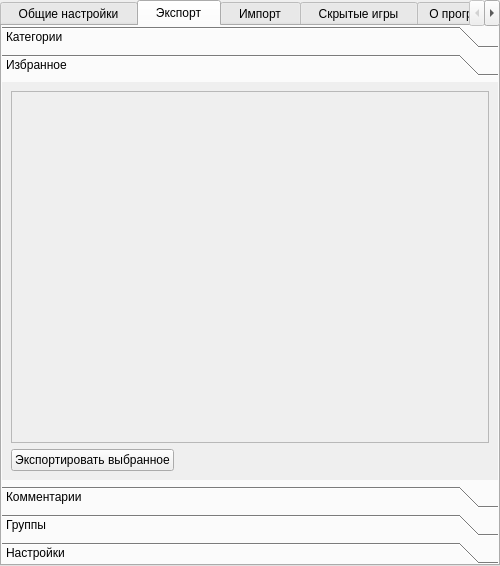
First picture: the form in AraSteamManager/forms/main/formsettings.ui, repository Arankir/AraSteamManager, before the edit.
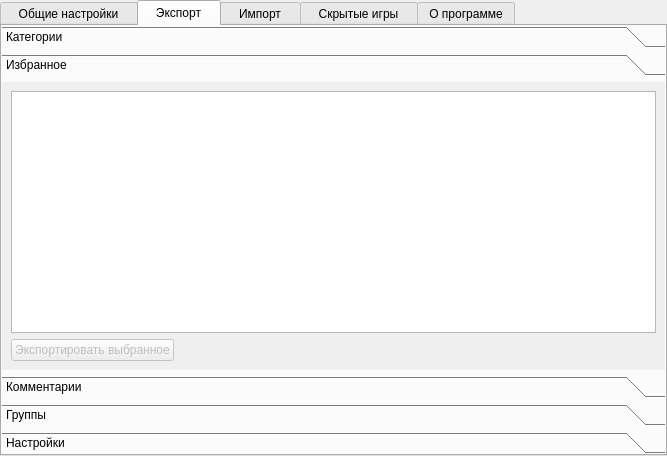
Second picture: the form after the edit. The open tabs and pages were chosen to show the change. Custom widgets are drawn as their Qt base class.

Diff of the .ui file:
```diff
--- a/AraSteamManager/forms/main/formsettings.ui
+++ b/AraSteamManager/forms/main/formsettings.ui
@@ -6,8 +6,8 @@
    <rect>
     <x>0</x>
     <y>0</y>
-    <width>500</width>
-    <height>566</height>
+    <width>667</width>
+    <height>456</height>
    </rect>
   </property>
   <property name="windowTitle">
@@ -219,28 +219,37 @@
            <rect>
             <x>0</x>
             <y>0</y>
-            <width>188</width>
-            <height>120</height>
+            <width>663</width>
+            <height>276</height>
            </rect>
           </property>
           <attribute name="label">
            <string>Избранное</string>
           </attribute>
-          <layout class="QVBoxLayout" name="verticalLayout_13">
+          <layout class="QVBoxLayout" name="verticalLayout_4">
            <item>
-            <widget class="QTreeView" name="TreeViewExportFavorites">
-             <property name="enabled">
-              <bool>false</bool>
-             </property>
-             <property name="headerHidden">
-              <bool>true</bool>
-             </property>
-            </widget>
+            <layout class="QHBoxLayout" name="horizontalLayout_4">
+             <item>
+              <widget class="QTreeWidget" name="treeWidgetExportFavoriteAchievements">
+               <property name="headerHidden">
+                <bool>true</bool>
+               </property>
+               <column>
+                <property name="text">
+                 <string notr="true">1</string>
+                </property>
+               </column>
+              </widget>
+             </item>
+            </layout>
            </item>
            <item>
             <layout class="QHBoxLayout" name="horizontalLayout_12">
              <item>
               <widget class="QPushButton" name="ButtonExportFavorites">
+               <property name="enabled">
+                <bool>false</bool>
+               </property>
                <property name="text">
                 <string>Экспортировать выбранное</string>
                </property>
@@ -585,7 +594,7 @@
       <attribute name="title">
        <string>  Скрытые игры  </string>
       </attribute>
-      <layout class="QVBoxLayout" name="verticalLayout_4">
+      <layout class="QVBoxLayout" name="verticalLayout_3">
        <item>
         <layout class="QHBoxLayout" name="horizontalLayout_5">
          <item>
```
Left out of the diff: 127 changed lines with no effect on the pictures.
